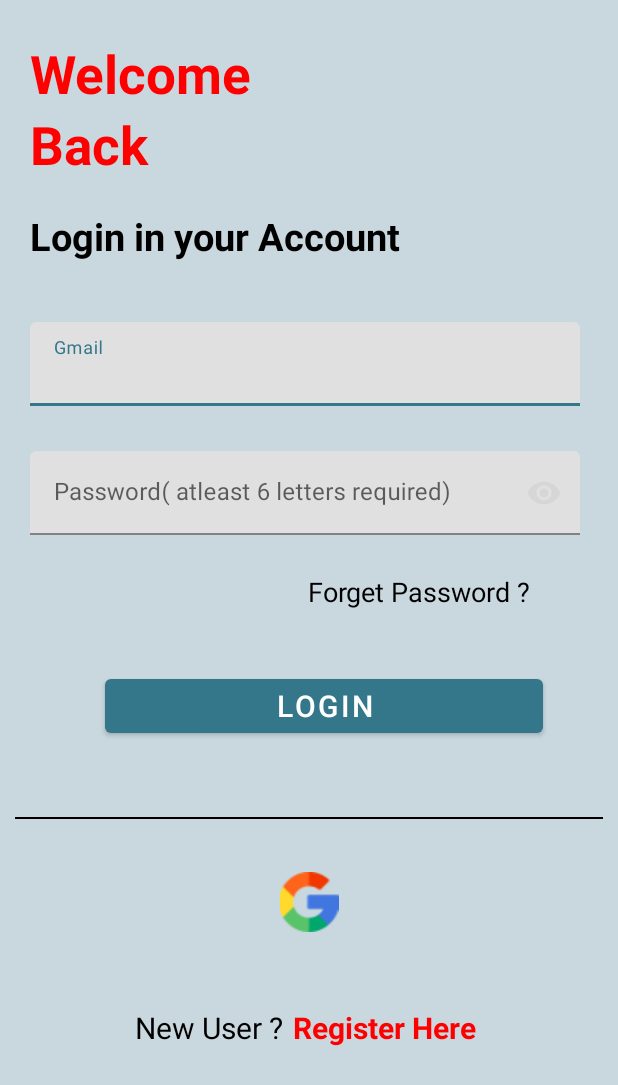
After one commit to dhruvpatidar359/HoysalaeElectronics, an Android app: the layout activity_login.xml on its own in the app's theme, with its tools: preview values and no code run, on a phone screen of 412 x 824 dp. The commit adds this screen. Shown: the top 1085 px of the screen. Run offline under Robolectric (Android 15) with nearby library versions, the phone set to English and light mode, and no system bars.

Commit message:
Changes done(6-12-2022)

```diff
--- a/app/build.gradle
+++ b/app/build.gradle
@@ -50,10 +50,11 @@ dependencies {
     androidTestImplementation 'androidx.test.espresso:espresso-core:3.5.0'
     implementation 'de.hdodenhof:circleimageview:3.1.0'
     implementation 'com.android.support:design:28.0.0'
+    implementation 'com.github.denzcoskun:ImageSlideshow:0.1.0'
     implementation 'com.github.mancj:MaterialSearchBar:0.8.5'
     implementation 'com.github.denzcoskun:ImageSlideshow:0.1.0'
     implementation 'me.relex:circleindicator:2.1.6'
     implementation 'com.squareup.picasso:picasso:2.8'
     implementation 'org.imaginativeworld.whynotimagecarousel:whynotimagecarousel:2.1.0'
-
+    implementation 'com.google.android.material:material:<version>'
 }
--- /dev/null
+++ b/app/src/main/res/layout/activity_login.xml
@@ -0,0 +1,195 @@
+<?xml version="1.0" encoding="utf-8"?>
+<ScrollView xmlns:android="http://schemas.android.com/apk/res/android"
+    xmlns:app="http://schemas.android.com/apk/res-auto"
+    xmlns:tools="http://schemas.android.com/tools"
+    android:layout_width="match_parent"
+    android:layout_height="match_parent"
+    tools:context=".Activity.LoginActivity"
+    android:background="@color/background_default">
+ <RelativeLayout
+     android:layout_width="match_parent"
+     android:layout_height="match_parent">
+    <TextView
+        android:id="@+id/tv_welcome"
+        android:layout_width="wrap_content"
+        android:layout_height="wrap_content"
+        android:text="Welcome"
+        android:textColor="@color/red"
+        android:textStyle="bold"
+        android:textSize="35sp"
+        android:layout_alignParentStart="true"
+        android:layout_alignParentEnd="true"
+        android:layout_alignParentTop="true"
+        android:layout_marginTop="25dp"
+        android:layout_marginStart="20dp">
+    </TextView>
+
+    <TextView
+        android:id="@+id/tv_back"
+        android:layout_width="wrap_content"
+        android:layout_height="wrap_content"
+        android:text="Back"
+        android:textColor="@color/red"
+        android:textStyle="bold"
+        android:textSize="35sp"
+        android:layout_alignParentStart="true"
+        android:layout_alignParentEnd="true"
+        android:layout_marginStart="20dp"
+        android:layout_below="@+id/tv_welcome">
+    </TextView>
+
+    <TextView
+        android:id="@+id/tv_login"
+        android:layout_width="wrap_content"
+        android:layout_height="wrap_content"
+        android:text="Login in your Account"
+        android:textColor="@color/black"
+        android:textStyle="bold"
+        android:textSize="25sp"
+        android:layout_alignParentStart="true"
+        android:layout_alignParentEnd="true"
+        android:layout_below="@+id/tv_back"
+        android:layout_marginTop="20dp"
+        android:layout_marginStart="20dp">
+    </TextView>
+
+    <com.google.android.material.textfield.TextInputLayout
+        android:id="@+id/TI_gmail"
+        android:layout_width="match_parent"
+        android:layout_height="wrap_content"
+        android:layout_alignParentStart="true"
+        android:layout_alignParentEnd="true"
+        android:layout_below="@+id/tv_login"
+        android:layout_marginTop="40dp"
+        android:layout_marginStart="20dp"
+        android:layout_marginEnd="25dp">
+
+        <com.google.android.material.textfield.TextInputEditText
+            android:layout_width="match_parent"
+            android:layout_height="wrap_content"
+            android:hint="Gmail"
+            android:layout_alignParentStart="true"
+            android:layout_alignParentEnd="true"
+            android:layout_below="@+id/tv_login"
+            android:inputType="textEmailAddress"/>
+
+    </com.google.android.material.textfield.TextInputLayout>
+
+    <com.google.android.material.textfield.TextInputLayout
+        android:id="@+id/TI_Password"
+        android:layout_width="match_parent"
+        android:layout_height="wrap_content"
+        android:layout_alignParentStart="true"
+        android:layout_alignParentEnd="true"
+        android:layout_below="@+id/TI_gmail"
+        android:layout_marginTop="30dp"
+        app:passwordToggleEnabled="true"
+        app:passwordToggleTint="@color/colorPrimary"
+        android:layout_marginStart="20dp"
+        android:layout_marginEnd="25dp">
+
+        <com.google.android.material.textfield.TextInputEditText
+            android:layout_width="match_parent"
+            android:layout_height="wrap_content"
+            android:hint="Password( atleast 6 letters required)"
+            android:layout_alignParentStart="true"
+            android:layout_alignParentEnd="true"
+            android:layout_below="@+id/tv_login"
+            android:inputType="textPassword"/>
+
+    </com.google.android.material.textfield.TextInputLayout>
+
+<!--forget password -->
+    <TextView
+        android:id="@+id/tv_forgetpassword"
+        android:layout_width="match_parent"
+        android:layout_height="wrap_content"
+        android:layout_alignParentStart="true"
+        android:layout_below="@+id/TI_Password"
+        android:layout_marginTop="25dp"
+        android:text="Forget Password ?"
+        android:textSize="18dp"
+        android:textColor="@color/black"
+        android:layout_marginStart="205dp">
+    </TextView>
+
+    <Button
+        android:id="@+id/btn_login"
+        android:layout_width="wrap_content"
+        android:layout_height="wrap_content"
+        android:layout_alignParentStart="true"
+        android:layout_alignParentEnd="true"
+        android:layout_below="@+id/tv_forgetpassword"
+        android:text="Login"
+        android:textColor="@color/white"
+        android:textSize="20dp"
+        android:layout_marginTop="40dp"
+        android:layout_marginStart="70dp"
+        android:layout_marginEnd="50dp">
+    </Button>
+
+    <View
+        android:id="@+id/line"
+        android:layout_width="match_parent"
+        android:layout_height="1dp"
+        android:background="@color/black"
+        android:layout_below="@+id/btn_login"
+        android:layout_alignParentStart="true"
+        android:layout_alignParentEnd="true"
+        android:layout_marginTop="50dp"
+        android:layout_marginStart="10dp"
+        android:layout_marginEnd="10dp"
+        />
+
+    <ImageView
+        android:id="@+id/iv_goggle_icon"
+        android:layout_width="wrap_content"
+        android:layout_height="wrap_content"
+        android:src="@drawable/goggle_icon"
+        android:layout_alignParentStart="true"
+        android:layout_alignParentEnd="true"
+        android:layout_below="@+id/line"
+        android:layout_marginTop="35dp">
+    </ImageView>
+
+     <RelativeLayout
+         android:id="@+id/rl_newuser"
+         android:layout_width="wrap_content"
+         android:layout_height="wrap_content"
+         android:layout_alignParentStart="true"
+         android:layout_alignParentEnd="true"
+         android:layout_below="@+id/iv_goggle_icon"
+         android:orientation="horizontal">
+
+         <TextView
+            android:id="@+id/tv_newuser"
+            android:layout_width="wrap_content"
+            android:layout_height="wrap_content"
+            android:text="New User ?"
+            android:textColor="@color/black"
+            android:textSize="20dp"
+            android:layout_alignParentStart="true"
+            android:layout_marginTop="50dp"
+            android:layout_marginStart="90dp"
+            android:layout_marginEnd="180dp"
+            android:layout_alignParentEnd="true">
+        </TextView>
+
+        <TextView
+            android:layout_width="wrap_content"
+            android:layout_height="wrap_content"
+            android:layout_marginTop="50dp"
+            android:layout_alignParentStart="true"
+            android:layout_alignParentEnd="true"
+            android:layout_marginStart="195dp"
+            android:textSize="20dp"
+            android:text="Register Here"
+            android:textColor="@color/red"
+            android:textStyle="bold">
+        </TextView>
+
+    </RelativeLayout>
+
+  </RelativeLayout>
+
+</ScrollView>
--- a/app/src/main/res/layout/activity_splash.xml
+++ b/app/src/main/res/layout/activity_splash.xml
@@ -5,7 +5,8 @@
     xmlns:tools="http://schemas.android.com/tools"
     android:layout_width="match_parent"
     android:layout_height="match_parent"
-    tools:context=".SplashActivity">
+    tools:context=".SplashActivity"
+    android:background="@color/background_default">
     <de.hdodenhof.circleimageview.CircleImageView
         android:layout_width="wrap_content"
         android:layout_height="250dp"
--- a/app/src/main/res/values/colors.xml
+++ b/app/src/main/res/values/colors.xml
@@ -8,4 +8,6 @@
     <color name="black">#FF000000</color>
     <color name="white">#FFFFFF</color>
     <color name="darker_gray">#85FFFFFF</color>
+    <color name="red">#FF0000</color>
+    <color name="background_default">#C9D7DF</color>
 </resources>
```
Also changed, not shown: app/src/main/AndroidManifest.xml (+13 -5 lines), app/src/main/java/android/example/hoysalaelectronics/Activity/HomeActivity.kt (added, +63 -0 lines), app/src/main/java/android/example/hoysalaelectronics/Activity/LoginActivity.kt (added, +23 -0 lines), app/src/main/java/android/example/hoysalaelectronics/Activity/MainActivity.kt (deleted, +0 -71 lines), app/src/main/java/android/example/hoysalaelectronics/SplashActivity.kt (+17 -1 lines), app/src/main/res/layout/activity_home.xml (added, +66 -0 lines), app/src/main/res/layout/activity_main.xml (deleted, +0 -67 lines), app/src/main/res/drawable-v24/goggle_icon.png (added), app/src/main/res/drawable-v24/hide_password.jpg (added), 9 other files.
